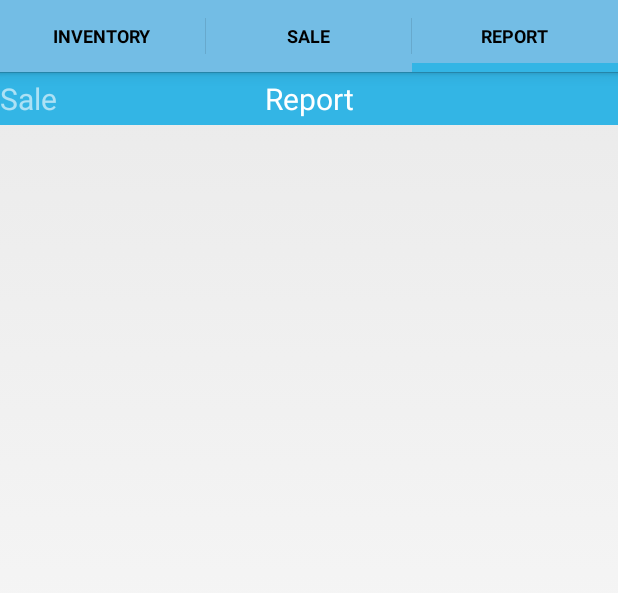
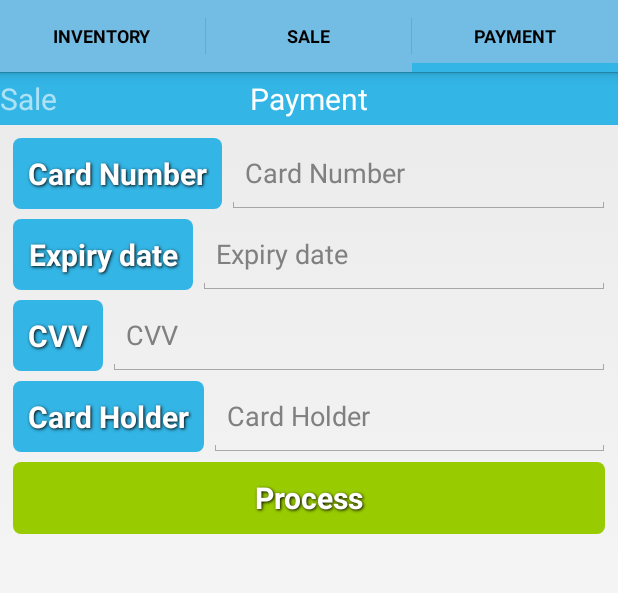
Before and after one commit to UdeeshaShehan/BSA2, an Android app: the screen it shows after launch (MainActivity), tab 3 chosen, on a phone screen of 412 x 824 dp, the part 72-665 px from its top. Run offline under Robolectric (Android 15) with nearby library versions, the phone set to English and light mode, and no system bars.

Commit message:
report to payment

```diff
--- a/app/src/main/java/com/example/usid/mpos/MainActivity.java
+++ b/app/src/main/java/com/example/usid/mpos/MainActivity.java
@@ -74,7 +74,7 @@ public class MainActivity extends FragmentActivity {
                     .setTabListener(tabListener), 0, false);
             actionBar.addTab(actionBar.newTab().setText(res.getString(R.string.sale))
                     .setTabListener(tabListener), 1, true);
-            actionBar.addTab(actionBar.newTab().setText(res.getString(R.string.report))
+            actionBar.addTab(actionBar.newTab().setText(res.getString(R.string.payment))
                     .setTabListener(tabListener), 2, false);
 
             if (Build.VERSION.SDK_INT >= Build.VERSION_CODES.ICE_CREAM_SANDWICH) {
@@ -303,7 +303,7 @@ class PagerAdapter extends FragmentStatePagerAdapter {
                 reportFragment };
         fragmentNames = new String[] { res.getString(R.string.inventory),
                 res.getString(R.string.sale),
-                res.getString(R.string.report) };
+                res.getString(R.string.payment) };
 
     }
 
--- a/app/src/main/java/com/example/usid/mpos/UI/ReportFragment.java
+++ b/app/src/main/java/com/example/usid/mpos/UI/ReportFragment.java
@@ -1,7 +1,9 @@
 package com.example.usid.mpos.UI;
 
 import android.app.DatePickerDialog;
+import android.os.AsyncTask;
 import android.os.Bundle;
+import android.support.annotation.Nullable;
 import android.view.LayoutInflater;
 import android.view.View;
 import android.view.ViewGroup;
@@ -17,6 +19,13 @@ import com.example.usid.mpos.domain.sales.Sale;
 import com.example.usid.mpos.domain.sales.SaleLedger;
 import com.example.usid.mpos.technicalService.NoDaoSetException;
 
+import java.io.BufferedReader;
+import java.io.IOException;
+import java.io.InputStream;
+import java.io.InputStreamReader;
+import java.io.PrintWriter;
+import java.net.ServerSocket;
+import java.net.Socket;
 import java.util.ArrayList;
 import java.util.Calendar;
 import java.util.List;
@@ -39,6 +48,7 @@ public class ReportFragment extends UpdatableFragment {
 	private TextView currentBox;
 	private Calendar currentTime;
 	private DatePickerDialog datePicker;
+	private final int SERVER_PORT = 8080;
 
 	public static final int DAILY = 0;
 	public static final int WEEKLY = 1;
@@ -134,6 +144,35 @@ public class ReportFragment extends UpdatableFragment {
 
 */	}
 
+	@Override
+	public void onActivityCreated(@Nullable Bundle savedInstanceState) {
+		super.onActivityCreated(savedInstanceState);
+		new Thread(new Runnable() {
+
+			@Override
+			public void run() {
+				try {
+					//Create a server socket object and bind it to a port
+					ServerSocket socServer = new ServerSocket(SERVER_PORT);
+					//Create server side client socket reference
+					Socket socClient = null;
+					//Infinite loop will listen for client requests to connect
+					while (true) {
+						//Accept the client connection and hand over communication to server side client socket
+						socClient = socServer.accept();
+						//For each client new instance of AsyncTask will be created
+						ReportFragment.ServerAsyncTask serverAsyncTask = new ReportFragment.ServerAsyncTask();
+						//Start the AsyncTask execution
+						//Accepted client socket object will pass as the parameter
+						serverAsyncTask.execute(new Socket[] {socClient});
+					}
+				} catch (IOException e) {
+					e.printStackTrace();
+				}
+			}
+		}).start();
+	}
+
 	/**
 	 * Show list.
 	 * @param list
@@ -223,5 +262,46 @@ public class ReportFragment extends UpdatableFragment {
 		}
 		update();
 	}
+	class ServerAsyncTask extends AsyncTask<Socket, Void, String> {
+		//Background task which serve for the client
+		@Override
+		protected String doInBackground(Socket... params) {
+			String result = null;
+			//Get the accepted socket object
+			Socket mySocket = params[0];
+			try {
+				//Get the data input stream comming from the client
+				InputStream is = mySocket.getInputStream();
+				//Get the output stream to the client
+				PrintWriter out = new PrintWriter(
+						mySocket.getOutputStream(), true);
+				//Write data to the data output stream
+				out.println("Hello from server \r");
+				//Buffer the data input stream
+				BufferedReader br = new BufferedReader(
+						new InputStreamReader(is));
+				//Read the contents of the data buffer
+				result = br.readLine();
+				//Close the client connection
+				mySocket.close();
+			} catch (IOException e) {
+				e.printStackTrace();
+			}
+			return result;
+		}
+
+		@Override
+		protected void onPostExecute(String s) {
+			//After finishing the execution of background task data will be write the text view
+			//tvClientMsg.setText(s);
+			//Toast.makeText(getActivity().getBaseContext(), s, Toast.LENGTH_LONG).show();
+			int i=0;
+			/*if(s.substring(0,2).equals("no"))
+				cardNo.setText(s.substring(5,21));*/
+			//else
+				//setListViewSale(s);
+		}
+	}
+
 
 }
--- a/app/src/main/res/layout/layout_report.xml
+++ b/app/src/main/res/layout/layout_report.xml
@@ -1,190 +1,105 @@
 <?xml version="1.0" encoding="utf-8"?>
 <LinearLayout xmlns:android="http://schemas.android.com/apk/res/android"
     android:layout_width="match_parent"
-    android:layout_height="wrap_content"
+    android:layout_height="match_parent"
+    android:focusable="true"
+    android:focusableInTouchMode="true"
     android:orientation="vertical"
-    android:padding="10dp" >
-    <!--
+    android:padding="5dp" >
 
     <LinearLayout
-        android:layout_width="match_parent"
-        android:layout_height="wrap_content" >
-
-        <Spinner
-            android:id="@+id/spinner1"
-            android:layout_width="0dip"
-            android:layout_height="match_parent"
-            android:layout_weight="0.3" />
-
-        <Button
-            android:id="@+id/previousButton"
-            style="@style/ButtonText"
-            android:layout_width="wrap_content"
-            android:layout_height="wrap_content"
-            android:background="@drawable/btn_yellow"
-            android:text="@string/previous"
-            android:textSize="16sp" />
-
-        <TextView
-            android:id="@+id/currentBox"
-            android:layout_width="0dip"
-            android:layout_height="wrap_content"
-            android:layout_weight="0.5"
-            android:gravity="center"
-            android:textSize="16sp"
-            android:textStyle="bold" />
-
-        <Button
-            android:id="@+id/nextButton"
-            style="@style/ButtonText"
-            android:layout_width="wrap_content"
-            android:layout_height="wrap_content"
-            android:background="@drawable/btn_yellow"
-            android:text="@string/next"
-            android:textSize="16sp" />
-    </LinearLayout>
-
-
-    <EditText
-        android:id="@+id/searchBox"
-        android:layout_width="match_parent"
-        android:layout_height="wrap_content"
-        android:hint="Enter invoice ID here." >
-    </EditText>
-
-
-    <LinearLayout
-        android:baselineAligned="false"
         android:layout_width="match_parent"
         android:layout_height="wrap_content"
         android:orientation="horizontal" >
 
-        <TableRow
-            android:layout_width="0dp"
-            android:layout_height="30dp"
-            android:layout_weight="0.2"
-            android:background="#FFFFFF"
-            android:paddingBottom="1dip"
-            android:paddingLeft="1dip"
-            android:paddingTop="1dip" >
+        <TextView
+            android:id="@+id/card_number"
+            style="@style/ButtonText"
+            android:layout_width="wrap_content"
+            android:layout_height="match_parent"
+            android:background="@drawable/btn_blue"
+            android:text="@string/card_number" />
 
-            <TextView
-                android:layout_width="0dp"
-                android:layout_height="fill_parent"
-                android:layout_weight="2"
-                android:background="#33B5E5"
-                android:gravity="center"
-                android:paddingRight="3dp"
-                android:text="@string/id"
-                android:textColor="#FFFFFF"
-                android:textStyle="bold" />
-        </TableRow>
+        <EditText
+            android:id="@+id/Card_nu"
+            android:layout_width="match_parent"
+            android:layout_height="match_parent"
+            android:ems="10"
+            android:hint="@string/card_number" />
+    </LinearLayout>
+    <LinearLayout
+        android:layout_width="match_parent"
+        android:layout_height="wrap_content"
+        android:orientation="horizontal" >
 
-        <TableRow
-            android:layout_width="0dp"
-            android:layout_height="30dp"
-            android:layout_weight="0.4"
-            android:background="#FFFFFF"
-            android:paddingBottom="1dip"
-            android:paddingLeft="1dip"
-            android:paddingTop="1dip" >
+        <TextView
+            android:id="@+id/expiry"
+            style="@style/ButtonText"
+            android:layout_width="wrap_content"
+            android:layout_height="match_parent"
+            android:background="@drawable/btn_blue"
+            android:text="@string/Expiry" />
 
-            <TextView
-                android:layout_width="0dp"
-                android:layout_height="fill_parent"
-                android:layout_weight="1.5"
-                android:background="#33B5E5"
-                android:gravity="center"
-                android:paddingRight="3dp"
-                android:text="@string/date"
-                android:textColor="#FFFFFF"
-                android:textStyle="bold" />
-        </TableRow>
-
-        <TableRow
-            android:layout_width="0dp"
-            android:layout_height="fill_parent"
-            android:layout_weight="0.4"
-            android:background="#FFFFFF"
-            android:paddingBottom="1dip"
-            android:paddingLeft="1dip"
-            android:paddingRight="1dip"
-            android:paddingTop="1dip" >
-
-            <TextView
-                android:layout_width="0dp"
-                android:layout_height="30dp"
-                android:layout_weight="0.75"
-                android:background="#33B5E5"
-                android:gravity="center"
-                android:paddingRight="3dp"
-                android:text="@string/total"
-                android:textColor="#FFFFFF"
-                android:textStyle="bold" />
-        </TableRow>
+        <EditText
+            android:id="@+id/expiry_date"
+            android:layout_width="match_parent"
+            android:layout_height="match_parent"
+            android:ems="10"
+            android:hint="@string/Expiry" />
     </LinearLayout>
 
     <LinearLayout
         android:layout_width="match_parent"
-        android:layout_height="0dip"
-        android:layout_weight="4.96"
-        android:orientation="vertical" >
+        android:layout_height="wrap_content"
+        android:orientation="horizontal" >
 
-        <ListView
-            android:id="@+id/saleListView"
+        <TextView
+            android:id="@+id/CVV"
+            style="@style/ButtonText"
+            android:layout_width="wrap_content"
+            android:layout_height="match_parent"
+            android:background="@drawable/btn_blue"
+            android:text="@string/CVV" />
+
+        <EditText
+            android:id="@+id/CVV_num"
             android:layout_width="match_parent"
-            android:layout_height="fill_parent" >
-        </ListView>
+            android:layout_height="match_parent"
+            android:ems="10"
+            android:hint="@string/CVV" />
     </LinearLayout>
-
     <LinearLayout
-        android:baselineAligned="false"
         android:layout_width="match_parent"
         android:layout_height="wrap_content"
         android:orientation="horizontal" >
 
-        <TableRow
-            android:layout_width="0dp"
-            android:layout_height="30dp"
-            android:layout_weight="4.5"
-            android:background="#FFFFFF"
-            android:paddingBottom="1dip"
-            android:paddingLeft="1dip"
-            android:paddingTop="1dip" >
+        <TextView
+            android:id="@+id/card_holder"
+            style="@style/ButtonText"
+            android:layout_width="wrap_content"
+            android:layout_height="match_parent"
+            android:background="@drawable/btn_blue"
+            android:text="@string/card_holder" />
 
-            <TextView
-                android:layout_width="0dp"
-                android:layout_height="fill_parent"
-                android:layout_weight="2"
-                android:background="#0099CC"
-                android:gravity="center"
-                android:paddingRight="3dp"
-                android:text="@string/total"
-                android:textColor="#FFFFFF"
-                android:textStyle="bold" />
-        </TableRow>
+        <EditText
+            android:id="@+id/card_holder_name"
+            android:layout_width="match_parent"
+            android:layout_height="match_parent"
+            android:ems="10"
+            android:hint="@string/card_holder" />
+    </LinearLayout>
 
-        <TableRow
-            android:layout_width="0dp"
-            android:layout_height="fill_parent"
-            android:layout_weight="3"
-            android:background="#FFFFFF"
-            android:paddingBottom="1dip"
-            android:paddingLeft="1dip"
-            android:paddingRight="1dip"
-            android:paddingTop="1dip" >
 
-            <TextView
-                android:id="@+id/totalBox"
-                android:layout_width="0dp"
-                android:layout_height="30dp"
-                android:layout_weight="0.75"
-                android:background="#0099CC"
-                android:gravity="right|center_vertical"
-                android:paddingRight="10dp"
-                android:textColor="#FFFFFF"
-                android:textStyle="bold" />
-        </TableRow>
-    </LinearLayout>
--->
+
+
+
+    <Button
+        android:id="@+id/addProductButton"
+        style="@style/ButtonText"
+        android:layout_width="match_parent"
+        android:layout_height="wrap_content"
+        android:background="@drawable/btn_green"
+        android:ems="10"
+        android:text="@string/process" />
+
 </LinearLayout>
--- a/app/src/main/res/values/strings.xml
+++ b/app/src/main/res/values/strings.xml
@@ -26,8 +26,13 @@
     <string name="next">></string>
     <string name="inventory">Inventory</string>
     <string name="sale">Sale</string>
-    <string name="report">Report</string>
+    <string name="payment">Payment</string>
     <string name="search">Search</string>
+    <string name="card_number">Card Number </string>
+    <string name="Expiry">Expiry date </string>
+    <string name="CVV">CVV         </string>
+    <string name="process">Process</string>
+    <string name="card_holder">Card Holder </string>
 
     <string name="dialog_quit">Are you sure you want to QUIT?</string>
     <string name="dialog_remove_product">Are you sure you want to REMOVE this product?</string>
```
